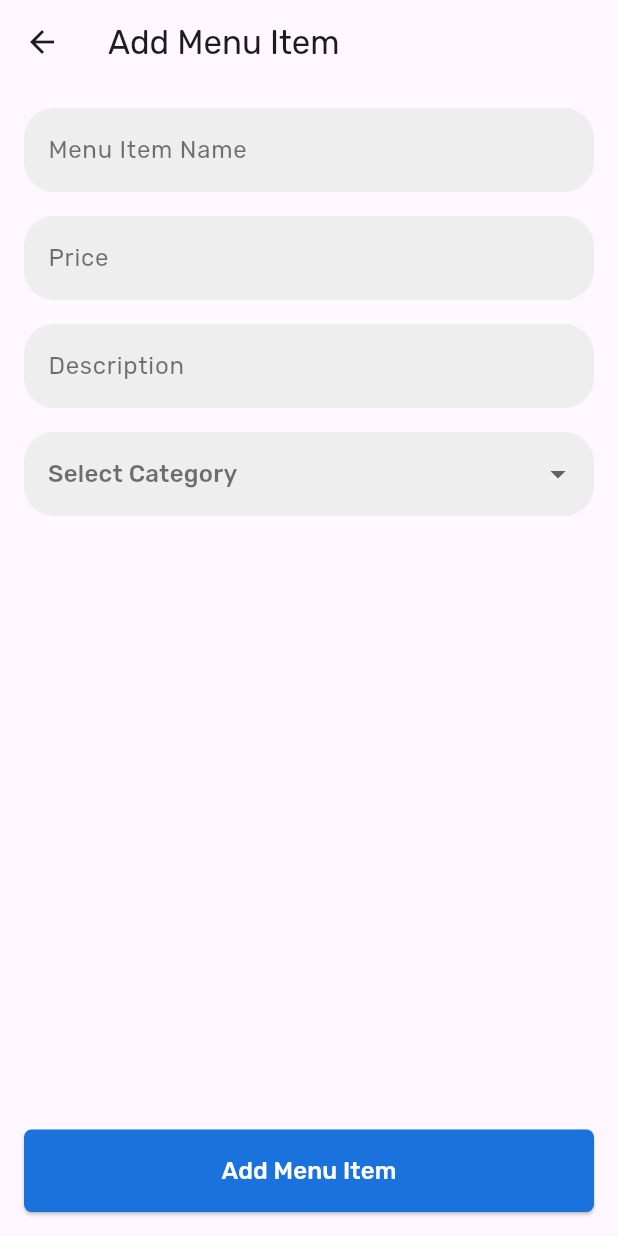
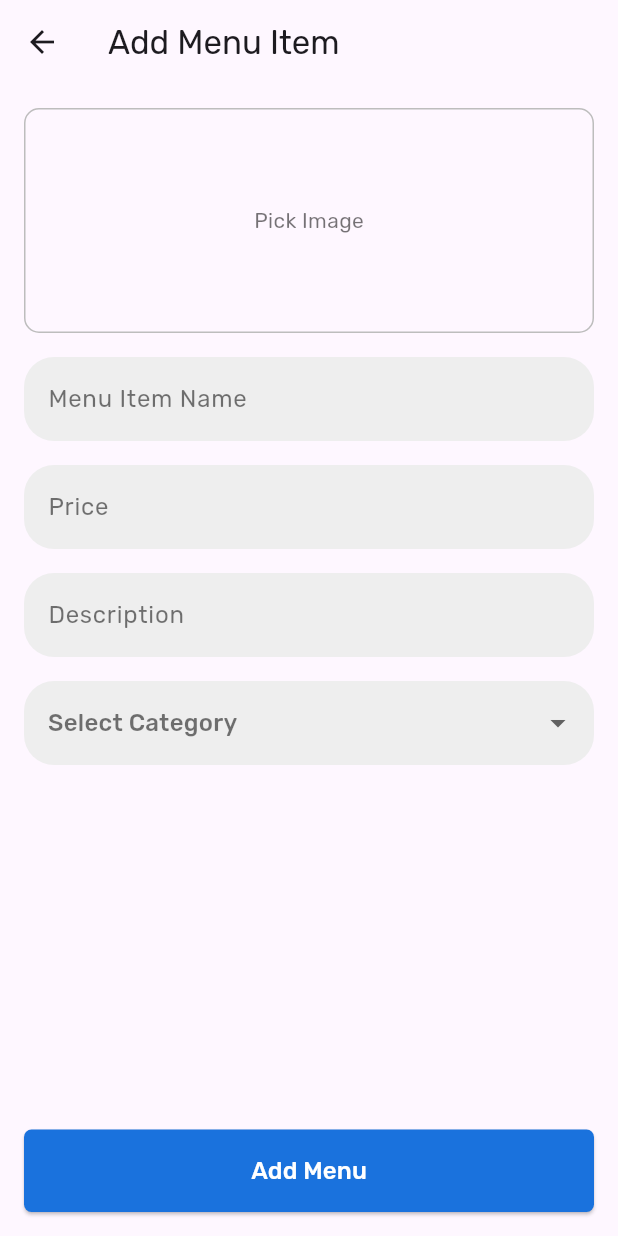
Before and after one commit to maulzzzaqi/flutter_pos, a Flutter app: the AddMenuPage screen opened by its route, on a phone screen of 412 x 824 dp. Run offline on Flutter 3.47's test engine with Material 3 defaults, Android fonts, the phone set to English and light mode, and no system bars; our stand-ins replace bloc, cloud_firestore, equatable, firebase_auth, firebase_core, firebase_storage and 3 more; accounts and stored records are empty; network calls fail.

Commit message:
menu pages ui and upload image for menu item

```diff
--- a/lib/menu/add_menu_page.dart
+++ b/lib/menu/add_menu_page.dart
@@ -4,6 +4,7 @@ import 'package:flutter/material.dart';
 import 'package:flutter_bloc/flutter_bloc.dart';
 import 'package:flutter_pos/menu/menu_bloc/menu_bloc.dart';
 import 'package:google_fonts/google_fonts.dart';
+import 'package:image_picker/image_picker.dart';
 
 class AddMenuPage extends StatefulWidget {
   static const String route = '/add_menu';
@@ -21,6 +22,15 @@ class _AddMenuPageState extends State<AddMenuPage> {
   File? menuImage;
 
   final List<String> categories = ['Appetizer', 'Main Course', 'Dessert', 'Drink'];
+
+  Future<void> pickImage() async {
+    final pickedImage = await ImagePicker().pickImage(source: ImageSource.gallery);
+    if (pickedImage != null) {
+      setState(() {
+        menuImage = File(pickedImage.path);
+      });
+    }
+  }
 
   @override
   Widget build(BuildContext context) {
@@ -41,6 +51,7 @@ class _AddMenuPageState extends State<AddMenuPage> {
               descriptionController.clear();
               setState(() {
                 selectedCategory = null;
+                menuImage = null;
               });
             } else if (state is MenuError) {
               ScaffoldMessenger.of(context).showSnackBar(
@@ -55,6 +66,32 @@ class _AddMenuPageState extends State<AddMenuPage> {
               children: [
                 Column(
                   children: [
+                    GestureDetector(
+                      onTap: pickImage,
+                      child: Container(
+                        width: double.infinity,
+                        height: 150,
+                        decoration: BoxDecoration(
+                          border: Border.all(color: Colors.grey.shade400),
+                          borderRadius: BorderRadius.circular(10),
+                          image: menuImage != null
+                              ? DecorationImage(
+                                  image: FileImage(menuImage!),
+                                  fit: BoxFit.cover,
+                                )
+                              : null,
+                        ),
+                        child: menuImage == null
+                            ? Center(
+                                child: Text(
+                                  'Pick Image',
+                                  style: GoogleFonts.rubik(color: Colors.black54),
+                                ),
+                              )
+                            : null,
+                      ),
+                    ),
+                    const SizedBox(height: 16.0),
                     TextField(
                       controller: nameController,
                       decoration: InputDecoration(
@@ -157,9 +194,9 @@ class _AddMenuPageState extends State<AddMenuPage> {
                           final category = selectedCategory;
 
                           if (category != null) {
-                            context.read<MenuBloc>().add(AddMenuEvent(name, price, description, category));
-                            context.read<MenuBloc>().add(const LoadMenuEvent());
+                            context.read<MenuBloc>().add(AddMenuEvent(name, price, description, category, menuImage));
                             Future.delayed(const Duration(milliseconds: 300), () {
+                              Navigator.pop(context);
                               Navigator.pushReplacementNamed(context, '/menu');
                             });
                           } else {
@@ -169,7 +206,7 @@ class _AddMenuPageState extends State<AddMenuPage> {
                           }
                         },
                         child: Text(
-                          'Add Menu Item',
+                          'Add Menu',
                           style: GoogleFonts.rubik(
                             color: Colors.white,
                             fontSize: 16,
--- a/lib/menu/menu_bloc/menu_event.dart
+++ b/lib/menu/menu_bloc/menu_event.dart
@@ -12,11 +12,14 @@ class AddMenuEvent extends MenuEvent {
   final double price;
   final String description;
   final String category;
+  final File? imageFile;
 
-  const AddMenuEvent(this.name, this.price, this.description, this.category);
+  const AddMenuEvent(
+      this.name, this.price, this.description, this.category, this.imageFile);
 
   @override
-  List<Object> get props => [name, price, description, category];
+  List<Object> get props =>
+      [name, price, description, category, imageFile ?? ''];
 }
 
 class EditMenuEvent extends MenuEvent {
@@ -25,11 +28,14 @@ class EditMenuEvent extends MenuEvent {
   final double price;
   final String description;
   final String category;
+  final File? imageFile;
 
-  const EditMenuEvent(this.id, this.name, this.price, this.description, this.category);
+  const EditMenuEvent(this.id, this.name, this.price, this.description,
+      this.category, this.imageFile);
 
   @override
-  List<Object> get props => [id, name, price, description, category];
+  List<Object> get props =>
+      [id, name, price, description, category, imageFile ?? ''];
 }
 
 class DeleteMenuEvent extends MenuEvent {
@@ -41,6 +47,16 @@ class DeleteMenuEvent extends MenuEvent {
   List<Object> get props => [id];
 }
 
+class UploadMenuImageEvent extends MenuEvent {
+  final File image;
+  final String menuUid;
+
+  const UploadMenuImageEvent(this.image, this.menuUid);
+
+  @override
+  List<Object> get props => [image, menuUid];
+}
+
 class LoadMenuEvent extends MenuEvent {
   const LoadMenuEvent();
 
--- a/lib/menu/menu_bloc/menu_state.dart
+++ b/lib/menu/menu_bloc/menu_state.dart
@@ -21,6 +21,15 @@ class MenuSuccess extends MenuState {
   List<Object> get props => [];
 }
 
+class MenuImageUploaded extends MenuState {
+  final String imageUrl;
+
+  const MenuImageUploaded(this.imageUrl);
+
+  @override
+  List<Object> get props => [imageUrl];
+}
+
 class MenuError extends MenuState {
   final String error;
 
```
Also changed, not shown: lib/menu/menu_bloc/menu_bloc.dart (+37 -3 lines), lib/menu/menu_page.dart (+32 -10 lines), lib/menu/model/menu.dart (+9 -4 lines).
